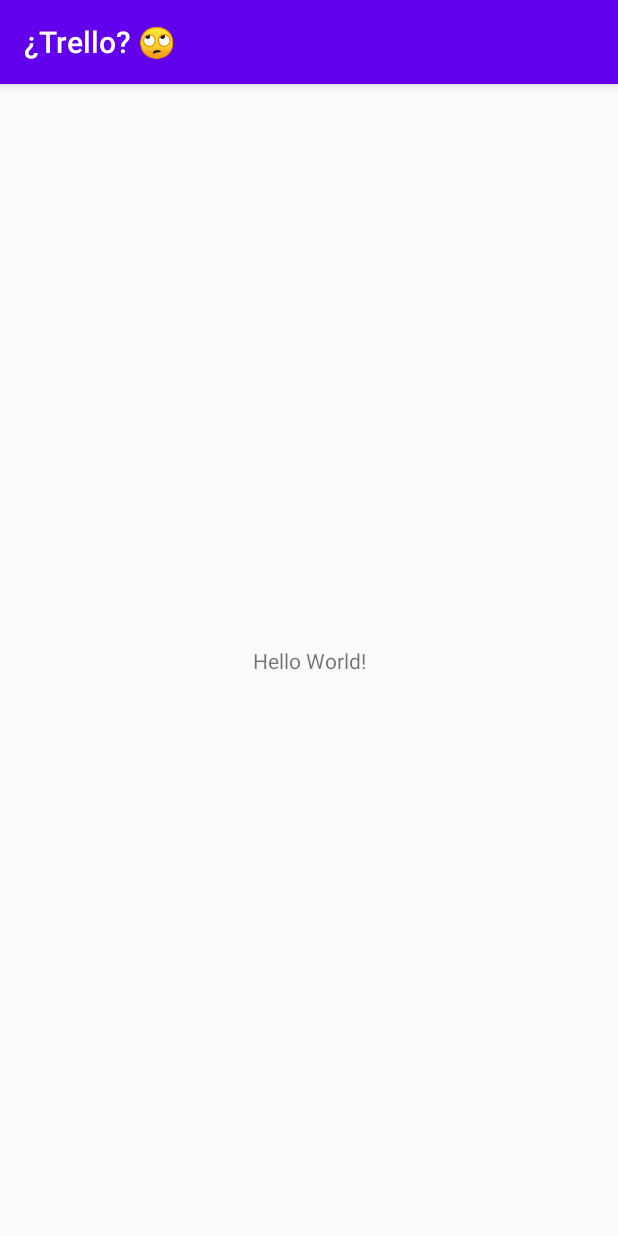
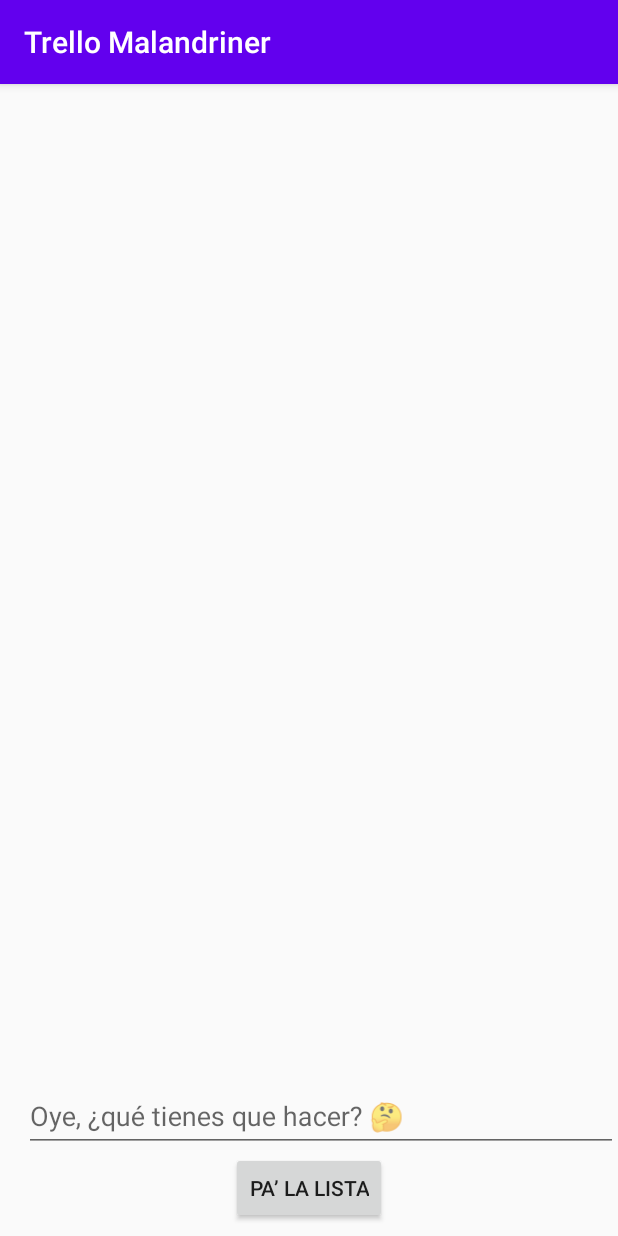
Before and after one commit to niltsiar/kotlin_wr, an Android app: the screen it shows after launch (MainActivity), on a phone screen of 412 x 824 dp. Run offline under Robolectric (Android 15) with nearby library versions, the phone set to English and light mode, and no system bars.

Commit message:
✨ Add basic layout

```diff
--- a/androidApp/src/main/AndroidManifest.xml
+++ b/androidApp/src/main/AndroidManifest.xml
@@ -10,9 +10,7 @@
     android:usesCleartextTraffic="true"
     android:label="@string/app_name"
     android:theme="@style/AppTheme">
-        <activity
-                android:name=".MainActivity"
-                android:label="@string/activity_title">
+    <activity android:name=".MainActivity">
       <intent-filter>
         <action android:name="android.intent.action.MAIN" />
 
--- a/androidApp/src/main/res/layout/activity_main.xml
+++ b/androidApp/src/main/res/layout/activity_main.xml
@@ -7,14 +7,72 @@
   android:id="@+id/main_view"
   tools:context=".MainActivity">
 
-    <TextView
+  <androidx.constraintlayout.widget.Guideline
+    android:id="@+id/left_guideline"
+    android:layout_width="@dimen/zero"
+    android:layout_height="@dimen/zero"
+    app:layout_constraintGuide_begin="@dimen/activity_horizontal_margin"
+    android:orientation="vertical" />
+
+  <androidx.constraintlayout.widget.Guideline
+    android:id="@+id/right_guideline"
+    android:layout_width="@dimen/zero"
+    android:layout_height="@dimen/zero"
+    app:layout_constraintGuide_end="@dimen/activity_horizontal_margin"
+    android:orientation="vertical" />
+
+  <androidx.constraintlayout.widget.Guideline
+    android:id="@+id/top_guideline"
+    android:layout_width="@dimen/zero"
+    android:layout_height="@dimen/zero"
+    app:layout_constraintGuide_begin="@dimen/activity_vertical_margin"
+    android:orientation="horizontal" />
+
+  <androidx.constraintlayout.widget.Guideline
+    android:id="@+id/bottom_guideline"
+    android:layout_width="@dimen/zero"
+    android:layout_height="@dimen/zero"
+    app:layout_constraintGuide_end="@dimen/activity_vertical_margin"
+    android:orientation="horizontal" />
+
+  <androidx.recyclerview.widget.RecyclerView
+    android:id="@+id/todos"
+    android:layout_width="@dimen/zero"
+    android:layout_height="@dimen/zero"
+    android:clipToPadding="false"
+    app:layout_constraintLeft_toLeftOf="@id/left_guideline"
+    app:layout_constraintRight_toRightOf="@id/right_guideline"
+    app:layout_constraintTop_toTopOf="@id/top_guideline"
+    app:layout_constraintBottom_toTopOf="@id/new_todo"
+    tools:itemCount="5"
+    tools:listitem="@layout/view_holder_todo" />
+
+  <com.google.android.material.textfield.TextInputLayout
+    android:id="@+id/new_todo"
+    android:layout_width="@dimen/zero"
+    android:layout_height="wrap_content"
+    android:hint="@string/new_todo_hint"
+    app:layout_constraintTop_toBottomOf="@id/todos"
+    app:layout_constraintBottom_toTopOf="@id/add_new_todo"
+    app:layout_constraintLeft_toLeftOf="@id/left_guideline"
+    app:layout_constraintRight_toRightOf="parent">
+
+    <com.google.android.material.textfield.TextInputEditText
+      android:id="@+id/new_todo_text"
+      android:maxLines="1"
+      android:layout_width="match_parent"
+      android:layout_height="wrap_content" />
+
+  </com.google.android.material.textfield.TextInputLayout>
+
+  <Button
+    android:id="@+id/add_new_todo"
+    app:layout_constraintBottom_toBottomOf="@id/bottom_guideline"
+    app:layout_constraintTop_toBottomOf="@id/new_todo"
+    app:layout_constraintLeft_toLeftOf="@id/left_guideline"
+    app:layout_constraintRight_toRightOf="@id/right_guideline"
     android:layout_width="wrap_content"
     android:layout_height="wrap_content"
-            android:text="Hello World!"
-            android:id="@+id/text_view"
-            app:layout_constraintBottom_toBottomOf="parent"
-            app:layout_constraintLeft_toLeftOf="parent"
-            app:layout_constraintRight_toRightOf="parent"
-            app:layout_constraintTop_toTopOf="parent" />
+    android:text="@string/add_todo" />
 
 </androidx.constraintlayout.widget.ConstraintLayout>
--- a/androidApp/src/main/res/values/colors.xml
+++ b/androidApp/src/main/res/values/colors.xml
@@ -1,6 +1,10 @@
 <?xml version="1.0" encoding="utf-8"?>
 <resources>
-    <color name="colorPrimary">#6200EE</color>
-    <color name="colorPrimaryDark">#3700B3</color>
-    <color name="colorAccent">#03DAC5</color>
+  <color name="colorPrimary">#6200EE</color>
+  <color name="colorPrimaryDark">#3700B3</color>
+  <color name="colorAccent">#03DAC5</color>
+
+  <color name="white">#FFFFFF</color>
+  <color name="light_gray">#565657</color>
+  <color name="light_green">#0E6412</color>
 </resources>
--- /dev/null
+++ b/androidApp/src/main/res/values/dimens.xml
@@ -0,0 +1,8 @@
+<?xml version="1.0" encoding="utf-8"?>
+<resources>
+  <dimen name="zero">0dp</dimen>
+  <dimen name="activity_horizontal_margin">16dp</dimen>
+  <dimen name="activity_vertical_margin">8dp</dimen>
+  <dimen name="medium_component_corner_radius">16dp</dimen>
+  <item name="action_icon_width_percent" type="dimen" format="float">0.15</item>
+</resources>
--- a/androidApp/src/main/res/values/strings.xml
+++ b/androidApp/src/main/res/values/strings.xml
@@ -1,5 +1,7 @@
 <?xml version="1.0" encoding="utf-8"?>
 <resources>
-    <string name="app_name">Trello Malandriner</string>
-    <string name="activity_title">¿Trello? 🙄</string>
+  <string name="app_name">Trello Malandriner</string>
+  <string name="activity_title">¿Trello? 🙄</string>
+  <string name="new_todo_hint">Oye, ¿qué tienes que hacer? 🤔</string>
+  <string name="add_todo">Pa&#8217; la lista</string>
 </resources>
```
Also changed, not shown: androidApp/src/main/res/drawable/ic_completed.xml (added, +10 -0 lines), androidApp/src/main/res/drawable/ic_delete.xml (added, +10 -0 lines), androidApp/src/main/res/layout/view_holder_todo.xml (added, +65 -0 lines), androidApp/src/main/res/values/styles.xml (+14 -0 lines), 1 other file. Lines whose indentation alone changed are shown as unchanged.
